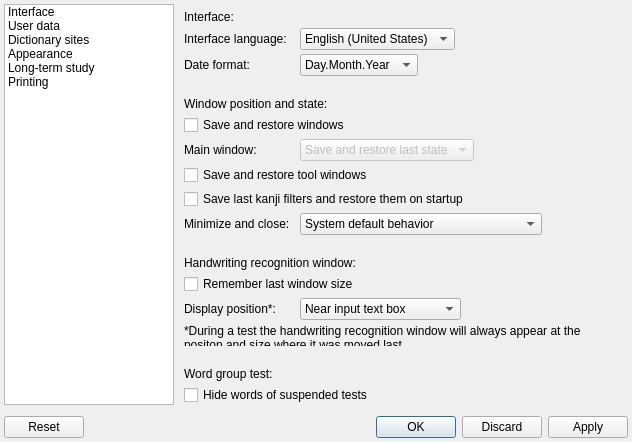
First picture: the form in settingsform.ui, repository z1dev/zkanji, before the edit.
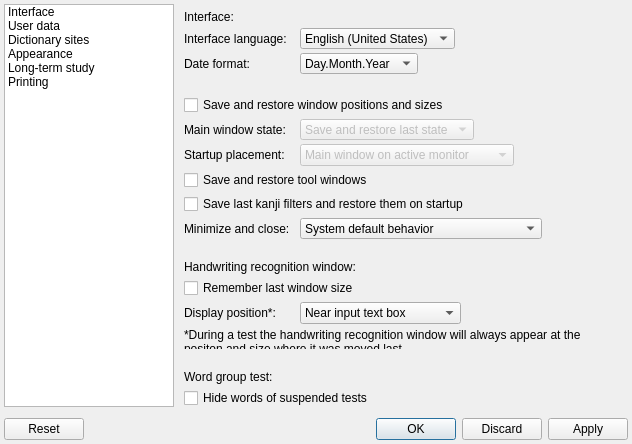
Second picture: the form after the edit. The open tabs and pages were chosen to show the change. Icons and pictures are not drawn. Custom widgets are drawn as their Qt base class.

Commit message: * Added option to move windows to active monitor from the previous saved position on startup. Currently only works for the main window and dock windows.

The edit to the form file:
```diff
--- a/settingsform.ui
+++ b/settingsform.ui
@@ -7,7 +7,7 @@
     <x>0</x>
     <y>0</y>
     <width>590</width>
-    <height>440</height>
+    <height>444</height>
    </rect>
   </property>
   <property name="windowTitle">
@@ -325,13 +325,6 @@
                </spacer>
               </item>
               <item row="4" column="0" colspan="2">
-               <widget class="QLabel" name="label_20">
-                <property name="text">
-                 <string>Window position and state:</string>
-                </property>
-               </widget>
-              </item>
-              <item row="5" column="0" colspan="2">
                <widget class="QCheckBox" name="savePosBox">
                 <property name="sizePolicy">
                  <sizepolicy hsizetype="Fixed" vsizetype="Fixed">
@@ -340,11 +333,11 @@
                  </sizepolicy>
                 </property>
                 <property name="text">
-                 <string>Save and restore windows</string>
+                 <string>Save and restore window positions and sizes</string>
                 </property>
                </widget>
               </item>
-              <item row="6" column="0">
+              <item row="5" column="0">
                <widget class="QLabel" name="startupStateLabel">
                 <property name="sizePolicy">
                  <sizepolicy hsizetype="Expanding" vsizetype="Preferred">
@@ -353,11 +346,11 @@
                  </sizepolicy>
                 </property>
                 <property name="text">
-                 <string>Main window:</string>
+                 <string>Main window state:</string>
                 </property>
                </widget>
               </item>
-              <item row="6" column="1">
+              <item row="5" column="1">
                <widget class="QComboBox" name="startupStateCBox">
                 <property name="enabled">
                  <bool>false</bool>
@@ -390,6 +383,44 @@
                 </item>
                </widget>
               </item>
+              <item row="6" column="0">
+               <widget class="QLabel" name="placementLabel">
+                <property name="text">
+                 <string>Startup placement:</string>
+                </property>
+               </widget>
+              </item>
+              <item row="6" column="1">
+               <widget class="QComboBox" name="placementCBox">
+                <property name="enabled">
+                 <bool>false</bool>
+                </property>
+                <property name="sizePolicy">
+                 <sizepolicy hsizetype="Fixed" vsizetype="Fixed">
+                  <horstretch>0</horstretch>
+                  <verstretch>0</verstretch>
+                 </sizepolicy>
+                </property>
+                <property name="sizeAdjustPolicy">
+                 <enum>QComboBox::AdjustToContentsOnFirstShow</enum>
+                </property>
+                <item>
+                 <property name="text">
+                  <string>Main window on active monitor</string>
+                 </property>
+                </item>
+                <item>
+                 <property name="text">
+                  <string>Every window on active monitor</string>
+                 </property>
+                </item>
+                <item>
+                 <property name="text">
+                  <string>Every window at previous position</string>
+                 </property>
+                </item>
+               </widget>
+              </item>
               <item row="7" column="0" colspan="2">
                <widget class="QCheckBox" name="saveToolPosBox">
                 <property name="sizePolicy">
```
Left out of the diff: 10 changed lines with no effect on the pictures. The commit also changes 3 other files.
